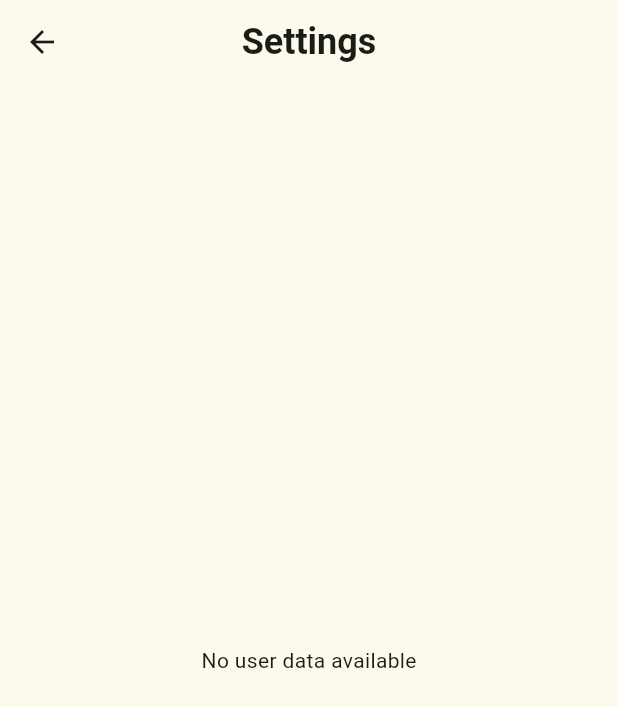
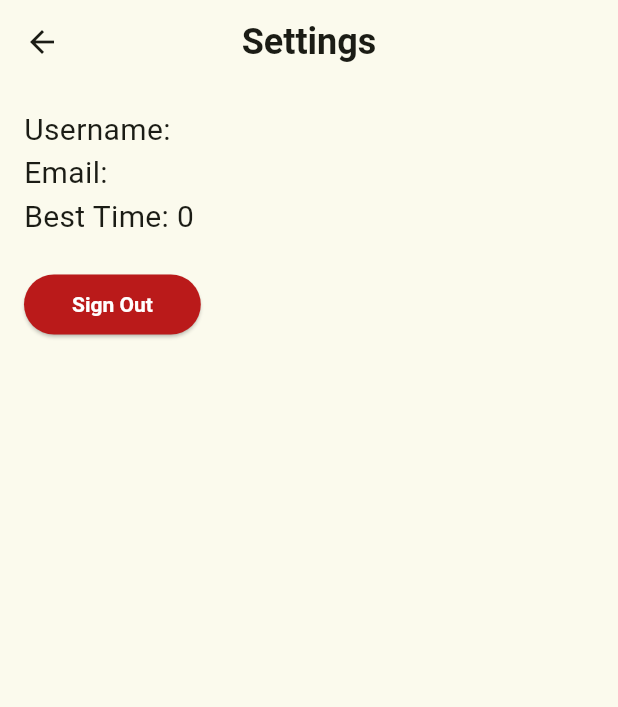
Before and after one commit to ilimarx/minesweeper, a Flutter app: the SettingsView screen opened directly with empty values, on a phone screen of 412 x 824 dp. Shown: the top 707 px of the screen. Run offline on Flutter 3.47's test engine with Material 3 defaults, Android fonts, the phone set to English and light mode, and no system bars; our stand-ins replace cloud_firestore, firebase_auth, firebase_core, flutter_svg, google_fonts; accounts and stored records are empty; network calls fail.

Commit message:
feat: add sign out to settings view

```diff
--- a/lib/controllers/auth_controller.dart
+++ b/lib/controllers/auth_controller.dart
@@ -39,4 +39,8 @@ class AuthController {
       return null;
     }
   }
+
+  Future<void> signOut() async {
+    await _auth.signOut();
+  }
 }
--- a/lib/views/auth_view.dart
+++ b/lib/views/auth_view.dart
@@ -22,7 +22,7 @@ class _AuthViewState extends State<AuthView> {
     );
     if (user == null) {
       setState(() {
-        _errorMessage = "Failed to sign in. Please check your credentials.";
+        _errorMessage = "Failed to sign in. Please check your email or password.";
       });
     }
   }
--- a/lib/views/settings_view.dart
+++ b/lib/views/settings_view.dart
@@ -1,26 +1,27 @@
-import 'package:flutter/cupertino.dart';
+// settings_view.dart
 import 'package:flutter/material.dart';
-
 import '../models/user_model.dart';
+import '../controllers/auth_controller.dart';
 
 class SettingsView extends StatelessWidget {
   final UserModel user;
+  final AuthController _authController = AuthController();
 
-  const SettingsView({super.key, required this.user});
+  SettingsView({super.key, required this.user});
+
+  void _signOut(BuildContext context) async {
+    await _authController.signOut();
+    Navigator.pushReplacementNamed(context, '/');
+  }
 
   @override
   Widget build(BuildContext context) {
-    final UserModel? user = ModalRoute.of(context)?.settings.arguments as UserModel?;
-
     return Scaffold(
       appBar: AppBar(
         title: Text('Settings'),
         centerTitle: true,
-
       ),
-      body: user == null
-          ? Center(child: Text('No user data available'))
-          : Padding(
+      body: Padding(
         padding: const EdgeInsets.all(16.0),
         child: Column(
           crossAxisAlignment: CrossAxisAlignment.start,
@@ -30,6 +31,14 @@ class SettingsView extends StatelessWidget {
             Text('Best Time: ${user.bestTime}', style: TextStyle(fontSize: 20)),
             if (user.avatar.isNotEmpty)
               Image.network(user.avatar, height: 100, width: 100),
+            const SizedBox(height: 20),
+            ElevatedButton(
+              onPressed: () => _signOut(context),
+              child: Text('Sign Out'),
+              style: ElevatedButton.styleFrom(
+                backgroundColor: Color(0xFFBA1A1A),
+              ),
+            ),
           ],
         ),
       ),
```
